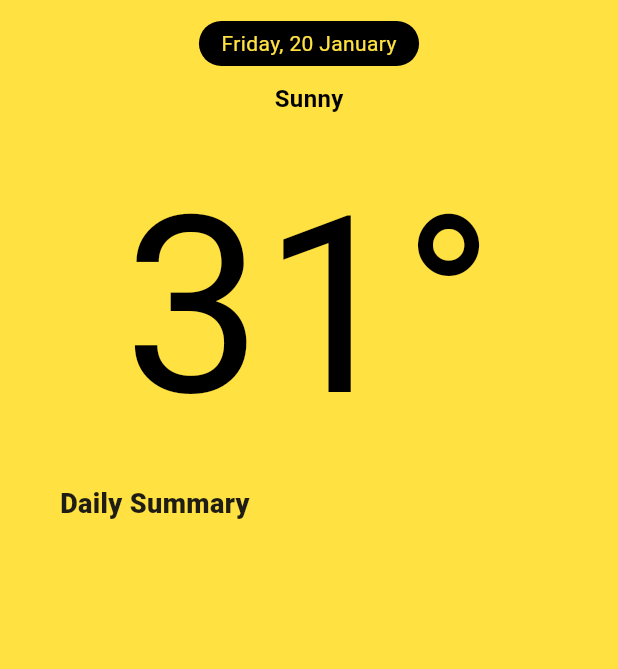
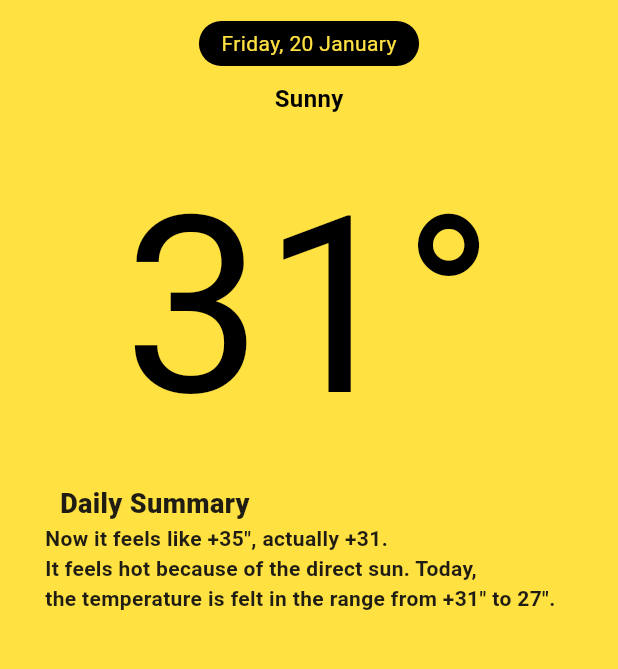
Before and after one commit to tortamque/Weathque, a Flutter app: the screen it shows after launch, on a phone screen of 412 x 824 dp, the part 63-732 px from its top. Run offline on Flutter 3.47's test engine with Material 2 defaults, Android fonts, the phone set to English and light mode, and no system bars.

Commit message:
Create SummaryText widget

```diff
--- /dev/null
+++ b/lib/features/app/presentation/widgets/Texts/summary_text.dart
@@ -0,0 +1,23 @@
+import 'package:flutter/material.dart';
+
+class SummaryText extends StatelessWidget {
+  final String text;
+
+  const SummaryText({
+    required this.text,
+    super.key
+  });
+
+  @override
+  Widget build(BuildContext context) {
+    return Padding(
+      padding: const EdgeInsets.only(left: 30),
+      child: Text(
+        text,
+        style: const TextStyle(
+          fontWeight: FontWeight.bold,
+        ),
+      ),
+    );
+  }
+}
--- a/lib/main.dart
+++ b/lib/main.dart
@@ -4,6 +4,7 @@ import 'package:weathque/features/app/presentation/widgets/appBar/appbar.dart';
 import 'package:weathque/features/app/presentation/widgets/texts/condition.dart';
 import 'package:weathque/features/app/presentation/widgets/texts/daily_summary.dart';
 import 'package:weathque/features/app/presentation/widgets/texts/date.dart';
+import 'package:weathque/features/app/presentation/widgets/texts/summary_text.dart';
 import 'package:weathque/features/app/presentation/widgets/texts/temperature.dart';
 
 void main() {
@@ -47,7 +48,8 @@ class _MyHomePageState extends State<MyHomePage> {
           const Date(date: "Friday, 20 January"),
           const Condition(condition: "Sunny"),
           const Temperature(temperature: "31"),
-          const DailySummary()
+          const DailySummary(),
+          const SummaryText(text: "Now it feels like +35\", actually +31.\nIt feels hot because of the direct sun. Today,\nthe temperature is felt in the range from +31\" to 27\".")
         ],
       )
     );
```
